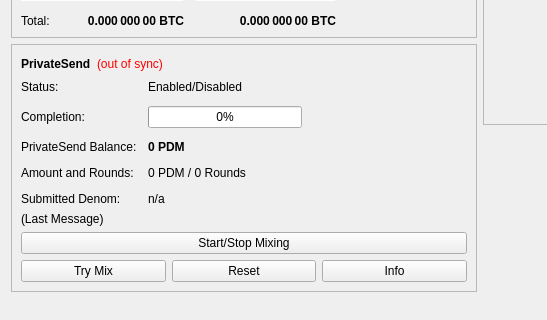
Old version of the form src/qt/forms/overviewpage.ui in the repository ParadigmCurrency/Paradigm; both pictures show x 0 to 547 and y 178 to 498 of the 960 by 585 pixel window.
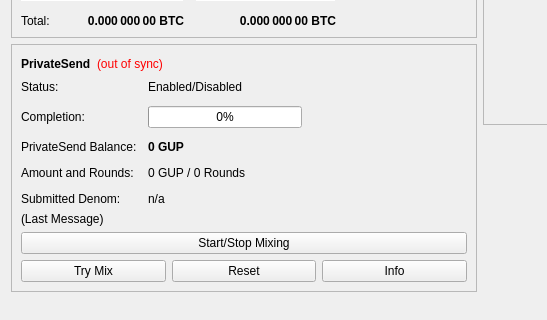
New version of the form.

The edit to the form file:
```diff
--- a/src/qt/forms/overviewpage.ui
+++ b/src/qt/forms/overviewpage.ui
@@ -511,7 +511,7 @@
                </font>
               </property>
               <property name="text">
-               <string notr="true">0 PDM</string>
+               <string notr="true">0 GUP</string>
               </property>
              </widget>
             </item>
@@ -525,7 +525,7 @@
             <item row="3" column="1">
              <widget class="QLabel" name="labelAmountRounds">
               <property name="text">
-               <string>0 PDM / 0 Rounds</string>
+               <string>0 GUP / 0 Rounds</string>
               </property>
              </widget>
             </item>
```
Left out of the diff: 6 changed lines with no effect on the pictures.
